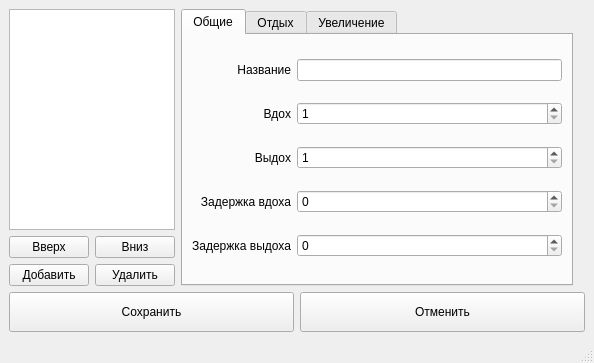
The window that src/SettingsWindow/settings.ui (dvarubla/breathe_trainer) describes before a commit, drawn with Qt 5.
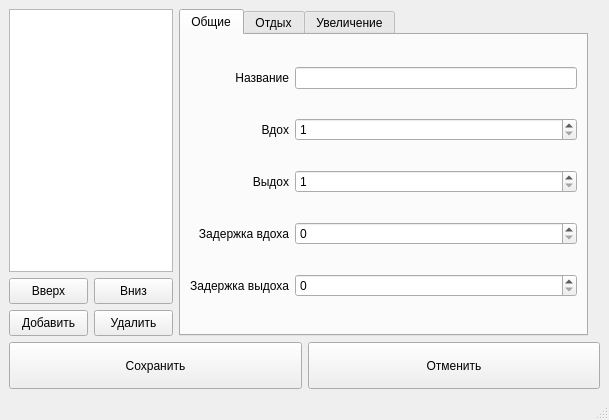
The same window after the commit. Icons and pictures are not drawn.

Patch:
```diff
--- a/src/SettingsWindow/settings.ui
+++ b/src/SettingsWindow/settings.ui
@@ -6,8 +6,8 @@
    <rect>
     <x>0</x>
     <y>0</y>
-    <width>594</width>
-    <height>363</height>
+    <width>609</width>
+    <height>420</height>
    </rect>
   </property>
   <property name="windowTitle">
@@ -28,9 +28,22 @@
           <verstretch>0</verstretch>
          </sizepolicy>
         </property>
+        <property name="styleSheet">
+         <string notr="true">text-align:center</string>
+        </property>
         <property name="text">
          <string>Сохранить</string>
         </property>
+        <property name="icon">
+         <iconset resource="../../res/resources.qrc">
+          <normaloff>:/images/save_button.png</normaloff>:/images/save_button.png</iconset>
+        </property>
+        <property name="iconSize">
+         <size>
+          <width>16</width>
+          <height>16</height>
+         </size>
+        </property>
        </widget>
       </item>
       <item>
@@ -41,9 +54,22 @@
           <verstretch>0</verstretch>
          </sizepolicy>
         </property>
+        <property name="styleSheet">
+         <string notr="true">text-align:center</string>
+        </property>
         <property name="text">
          <string>Отменить</string>
         </property>
+        <property name="icon">
+         <iconset resource="../../res/resources.qrc">
+          <normaloff>:/images/cancel_button.png</normaloff>:/images/cancel_button.png</iconset>
+        </property>
+        <property name="iconSize">
+         <size>
+          <width>16</width>
+          <height>16</height>
+         </size>
+        </property>
        </widget>
       </item>
      </layout>
@@ -61,6 +87,9 @@
           <verstretch>0</verstretch>
          </sizepolicy>
         </property>
+        <property name="styleSheet">
+         <string notr="true">text-align: center; padding: 4px;</string>
+        </property>
         <property name="text">
          <string>Вверх</string>
         </property>
@@ -74,6 +103,9 @@
           <verstretch>0</verstretch>
          </sizepolicy>
         </property>
+        <property name="styleSheet">
+         <string notr="true">text-align: center; padding: 4px;</string>
+        </property>
         <property name="text">
          <string>Вниз</string>
         </property>
@@ -87,6 +119,9 @@
           <verstretch>0</verstretch>
          </sizepolicy>
         </property>
+        <property name="styleSheet">
+         <string notr="true">text-align: center; padding: 4px;</string>
+        </property>
         <property name="text">
          <string>Удалить</string>
         </property>
@@ -100,6 +135,9 @@
           <verstretch>0</verstretch>
          </sizepolicy>
         </property>
+        <property name="styleSheet">
+         <string notr="true">text-align: center; padding: 4px;</string>
+        </property>
         <property name="text">
          <string>Добавить</string>
         </property>
```
Left out of the diff: 20 changed lines with no effect on the pictures.
